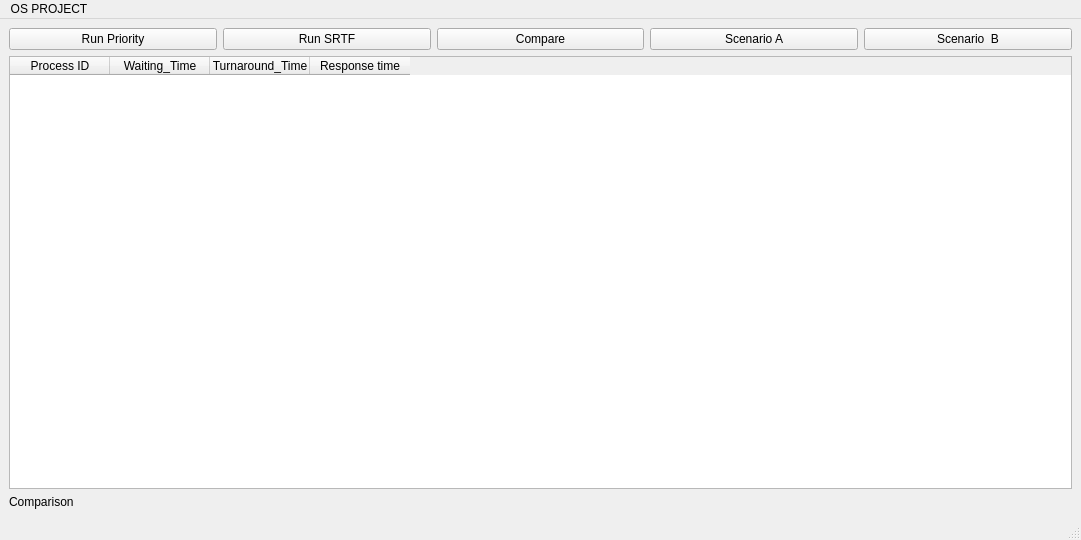
Qt form src/util/test.ui (mohamedshaban463/Priority-vs-SRTF) before a commit.
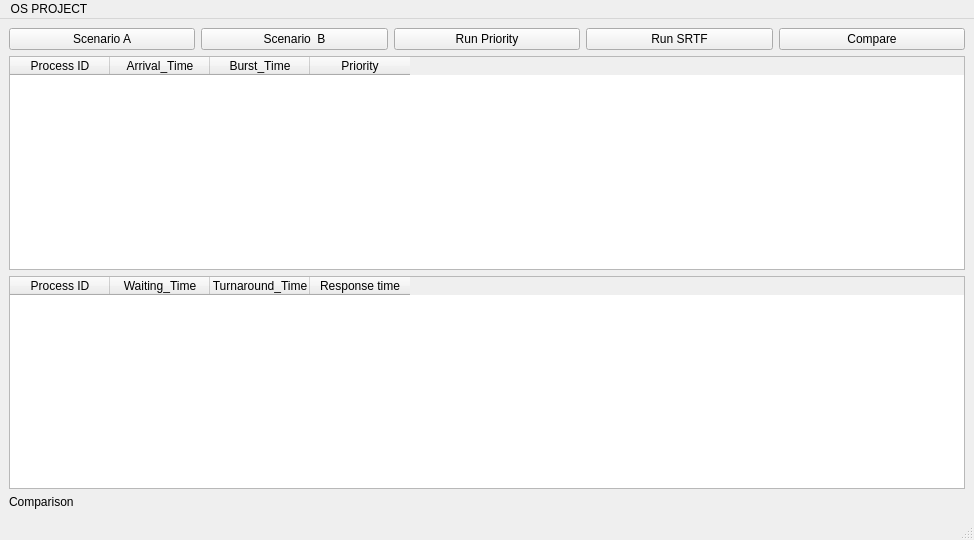
The same form after that commit.

Commit message: Scenario a and b

What changed in the file:
```diff
--- a/src/util/test.ui
+++ b/src/util/test.ui
@@ -6,7 +6,7 @@
    <rect>
     <x>0</x>
     <y>0</y>
-    <width>1081</width>
+    <width>974</width>
     <height>540</height>
    </rect>
   </property>
@@ -15,42 +15,38 @@
   </property>
   <widget class="QWidget" name="centralwidget">
    <layout class="QGridLayout" name="gridLayout">
-    <item row="0" column="0">
-     <widget class="QPushButton" name="priorityButton">
-      <property name="text">
-       <string>Run Priority</string>
-      </property>
-     </widget>
-    </item>
-    <item row="0" column="2">
-     <widget class="QPushButton" name="compareButton">
-      <property name="text">
-       <string>Compare</string>
-      </property>
-     </widget>
-    </item>
-    <item row="0" column="4">
-     <widget class="QPushButton" name="scenarioB_Button">
-      <property name="text">
-       <string>Scenario  B</string>
-      </property>
-     </widget>
-    </item>
-    <item row="0" column="1">
-     <widget class="QPushButton" name="SRTFButton">
-      <property name="text">
-       <string>Run SRTF</string>
-      </property>
-     </widget>
-    </item>
-    <item row="4" column="0" colspan="2">
+    <item row="6" column="0" colspan="2">
      <widget class="QLabel" name="comparison">
       <property name="text">
        <string>Comparison</string>
       </property>
      </widget>
     </item>
-    <item row="3" column="0" colspan="5">
+    <item row="4" column="0" colspan="5">
+     <widget class="QTableWidget" name="tableWidget_2">
+      <column>
+       <property name="text">
+        <string>Process ID</string>
+       </property>
+      </column>
+      <column>
+       <property name="text">
+        <string>Arrival_Time</string>
+       </property>
+      </column>
+      <column>
+       <property name="text">
+        <string>Burst_Time</string>
+       </property>
+      </column>
+      <column>
+       <property name="text">
+        <string>Priority</string>
+       </property>
+      </column>
+     </widget>
+    </item>
+    <item row="5" column="0" colspan="5">
      <widget class="QTableWidget" name="tableWidget">
       <column>
        <property name="text">
@@ -74,13 +70,41 @@
       </column>
      </widget>
     </item>
-    <item row="0" column="3">
+    <item row="1" column="0">
      <widget class="QPushButton" name="scenarioA_Button_2">
       <property name="text">
        <string>Scenario A</string>
       </property>
      </widget>
     </item>
+    <item row="1" column="1">
+     <widget class="QPushButton" name="scenarioB_Button">
+      <property name="text">
+       <string>Scenario  B</string>
+      </property>
+     </widget>
+    </item>
+    <item row="1" column="2">
+     <widget class="QPushButton" name="priorityButton">
+      <property name="text">
+       <string>Run Priority</string>
+      </property>
+     </widget>
+    </item>
+    <item row="1" column="3">
+     <widget class="QPushButton" name="SRTFButton">
+      <property name="text">
+       <string>Run SRTF</string>
+      </property>
+     </widget>
+    </item>
+    <item row="1" column="4">
+     <widget class="QPushButton" name="compareButton">
+      <property name="text">
+       <string>Compare</string>
+      </property>
+     </widget>
+    </item>
    </layout>
   </widget>
   <widget class="QMenuBar" name="menubar">
@@ -88,7 +112,7 @@
     <rect>
      <x>0</x>
      <y>0</y>
-     <width>1081</width>
+     <width>974</width>
      <height>21</height>
     </rect>
    </property>
```
The commit also changes 2 other files.
